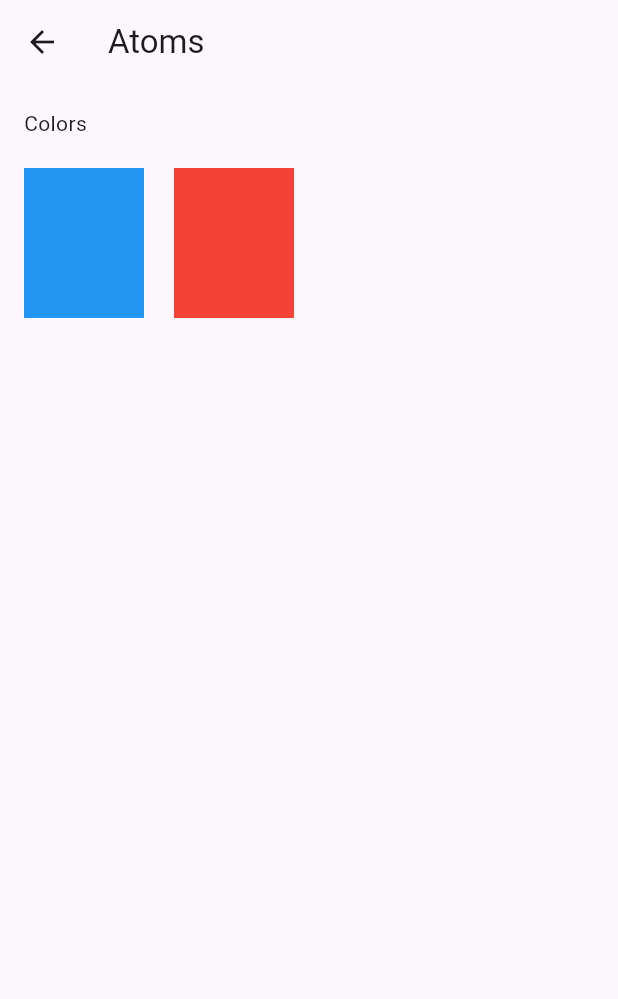
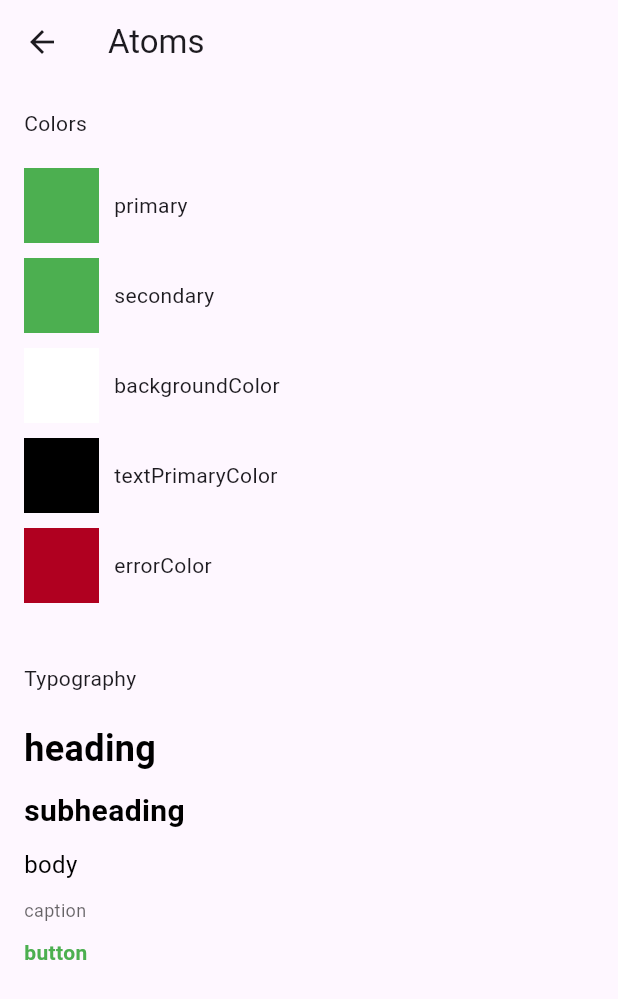
Before and after one commit to mavincci/Widgetr, a Flutter app: the AtomsGallery screen opened directly, on a phone screen of 412 x 824 dp. Shown: the top 999 px of the screen. Run offline on Flutter 3.47's test engine with Material 3 defaults, Android fonts, the phone set to English and light mode, and no system bars.

Commit message:
typography added

```diff
--- a/lib/design/atoms/color_pallet.dart
+++ b/lib/design/atoms/color_pallet.dart
@@ -1,17 +1,27 @@
 import 'package:flutter/material.dart';
 
 class ColorPallet {
-  final Color primaryColor;
-  final Color secondaryColor;
-  final Color backgroundColor;
-  final Color textPrimaryColor;
-  final Color errorColor;
+  final Color primary;
+  final Color secondary;
+  final Color background;
+  final Color textPrimary;
+  final Color error;
 
   ColorPallet({
-    required this.primaryColor,
-    required this.secondaryColor,
-    required this.backgroundColor,
-    required this.textPrimaryColor,
-    required this.errorColor,
+    required this.primary,
+    required this.secondary,
+    required this.background,
+    required this.textPrimary,
+    required this.error,
   });
+
+  factory ColorPallet.light() {
+    return ColorPallet(
+      primary: const Color(0xFF4CAF50),
+      secondary: const Color(0xFF4CAF50),
+      background: const Color(0xFFFFFFFF),
+      textPrimary: const Color(0xFF000000),
+      error: const Color(0xFFB00020),
+    );
+  }
 }
--- /dev/null
+++ b/lib/design/atoms/typography.dart
@@ -0,0 +1,49 @@
+import 'package:flutter/material.dart';
+
+import 'color_pallet.dart';
+
+class Typography {
+  final TextStyle heading;
+  final TextStyle subheading;
+  final TextStyle body;
+  final TextStyle caption;
+  final TextStyle button;
+
+  Typography({
+    required this.heading,
+    required this.subheading,
+    required this.body,
+    required this.caption,
+    required this.button,
+  });
+
+  factory Typography.defaultTypography(ColorPallet colorPallet) {
+    return Typography(
+      heading: TextStyle(
+        fontSize: 24,
+        fontWeight: FontWeight.bold,
+        color: colorPallet.textPrimary,
+      ),
+      subheading: TextStyle(
+        fontSize: 20,
+        fontWeight: FontWeight.w600,
+        color: colorPallet.textPrimary,
+      ),
+      body: TextStyle(
+        fontSize: 16,
+        fontWeight: FontWeight.normal,
+        color: colorPallet.textPrimary,
+      ),
+      caption: TextStyle(
+        fontSize: 12,
+        fontWeight: FontWeight.normal,
+        color: colorPallet.textPrimary.withOpacity(0.6),
+      ),
+      button: TextStyle(
+        fontSize: 14,
+        fontWeight: FontWeight.bold,
+        color: colorPallet.primary,
+      ),
+    );
+  }
+}
--- /dev/null
+++ b/lib/design/theme/design_theme.dart
@@ -0,0 +1,9 @@
+import 'package:widgetr/design/atoms/color_pallet.dart';
+
+class DesignTheme {
+  final ColorPallet colorPallet;
+
+  DesignTheme({
+    required this.colorPallet,
+  });
+}
--- a/lib/pages/atoms_gallery.dart
+++ b/lib/pages/atoms_gallery.dart
@@ -1,14 +1,88 @@
 import 'package:flutter/material.dart';
+import 'package:widgetr/design/atoms/color_pallet.dart';
+import "package:widgetr/design/atoms/typography.dart" as t;
 
 class AtomsGallery extends StatelessWidget {
   const AtomsGallery({super.key});
 
+  Widget buildColorPallet(ColorPallet pallet) {
+    buildKV(String key, Color value) {
+      return Row(
+        children: [
+          Container(height: 50, width: 50, color: value),
+          const SizedBox(width: 10),
+          Text(key),
+        ],
+      );
+    }
+
+    return Column(
+      children: [
+        buildKV(
+          "primary",
+          pallet.primary,
+        ),
+        const SizedBox(height: 10),
+        buildKV(
+          "secondary",
+          pallet.secondary,
+        ),
+        const SizedBox(height: 10),
+        buildKV(
+          "backgroundColor",
+          pallet.background,
+        ),
+        const SizedBox(height: 10),
+        buildKV(
+          "textPrimaryColor",
+          pallet.textPrimary,
+        ),
+        const SizedBox(height: 10),
+        buildKV(
+          "errorColor",
+          pallet.error,
+        ),
+      ],
+    );
+  }
+
+  Widget buildTypography(t.Typography typography) {
+    return Column(
+      crossAxisAlignment: CrossAxisAlignment.start,
+      children: [
+        Text(
+          "heading",
+          style: typography.heading,
+        ),
+        const SizedBox(height: 10),
+        Text(
+          "subheading",
+          style: typography.subheading,
+        ),
+        const SizedBox(height: 10),
+        Text(
+          "body",
+          style: typography.body,
+        ),
+        const SizedBox(height: 10),
+        Text(
+          "caption",
+          style: typography.caption,
+        ),
+        const SizedBox(height: 10),
+        Text(
+          "button",
+          style: typography.button,
+        ),
+      ],
+    );
+  }
+
   @override
   Widget build(BuildContext context) {
-    final colors = [
-      Colors.blue,
-      Colors.red,
-    ];
+    final examplePallet = ColorPallet.light();
+    final exampleTypography = t.Typography.defaultTypography(examplePallet);
+    ;
     return Scaffold(
       appBar: AppBar(
         title: const Text('Atoms'),
@@ -22,19 +96,11 @@ class AtomsGallery extends StatelessWidget {
             children: [
               Text('Colors'),
               SizedBox(height: 20),
-              SizedBox(
-                height: 100,
-                child: ListView.separated(
-                  scrollDirection: Axis.horizontal,
-                  itemBuilder: (context, index) => Container(
-                    color: colors[index],
-                    width: 80,
-                  ),
-                  separatorBuilder: (context, index) =>
-                      const SizedBox(width: 20, height: 20),
-                  itemCount: colors.length,
-                ),
-              ),
+              buildColorPallet(examplePallet),
+              SizedBox(height: 40),
+              Text('Typography'),
+              SizedBox(height: 20),
+              buildTypography(exampleTypography),
             ],
           ),
         ),
```
Also changed, not shown: lib/design/theme/base_theme.dart (added).
